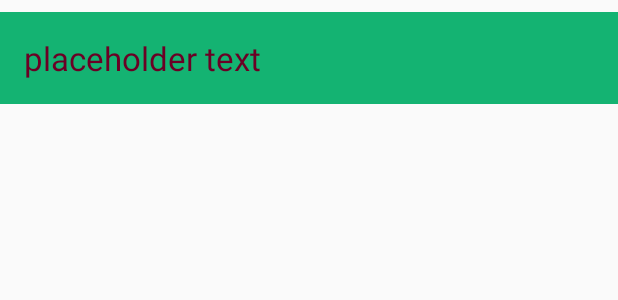
After one commit to calvin-cs262-fall2019-teamC/client, an Android app: the layout favorites_items.xml on its own in the app's theme, with its tools: preview values and no code run, on a phone screen of 412 x 824 dp. The commit adds this screen. Shown: the top 300 px of the screen. Run offline under Robolectric (Android 15) with nearby library versions, the phone set to English and light mode, and no system bars.

Commit message:
Add broken prototype of favorites

```diff
--- /dev/null
+++ b/app/src/main/res/layout/favorites_items.xml
@@ -0,0 +1,14 @@
+<?xml version="1.0" encoding="utf-8"?>
+<LinearLayout xmlns:android=
+    "http://schemas.android.com/apk/res/android"
+    android:orientation="vertical" android:layout_width="match_parent"
+    xmlns:tools="http://schemas.android.com/tools"
+    android:layout_height="wrap_content">
+
+    <TextView
+        android:id="@+id/textView"
+        android:layout_width="match_parent"
+        android:layout_height="wrap_content"
+        style="@style/text_view_style"
+        tools:text="placeholder text" />
+</LinearLayout>
--- a/app/src/main/res/values/styles.xml
+++ b/app/src/main/res/values/styles.xml
@@ -8,4 +8,16 @@
         <item name="colorAccent">@color/colorAccent</item>
     </style>
 
+    <style name="text_view_style">
+        <item name="android:layout_width">match_parent</item>
+        <item name="android:layout_height">wrap_content</item>
+        <item name="android:textAppearance">
+            @android:style/TextAppearance.Large</item>
+        <item name="android:background">@color/colorAccent</item>
+        <item name="android:layout_marginTop">8dp</item>
+        <item name="android:layout_gravity">center</item>
+        <item name="android:padding">16dp</item>
+        <item name="android:textColor">@color/colorPrimaryDark</item>
+    </style>
+
 </resources>
```
Also changed, not shown: app/src/main/java/edu/calvin/cs262/sensapp/DatabaseViewModel.java (added, +54 -0 lines), app/src/main/java/edu/calvin/cs262/sensapp/FavoritesFragment.java (+30 -1 lines), app/src/main/res/layout/fragment_favorites.xml (+8 -0 lines).
